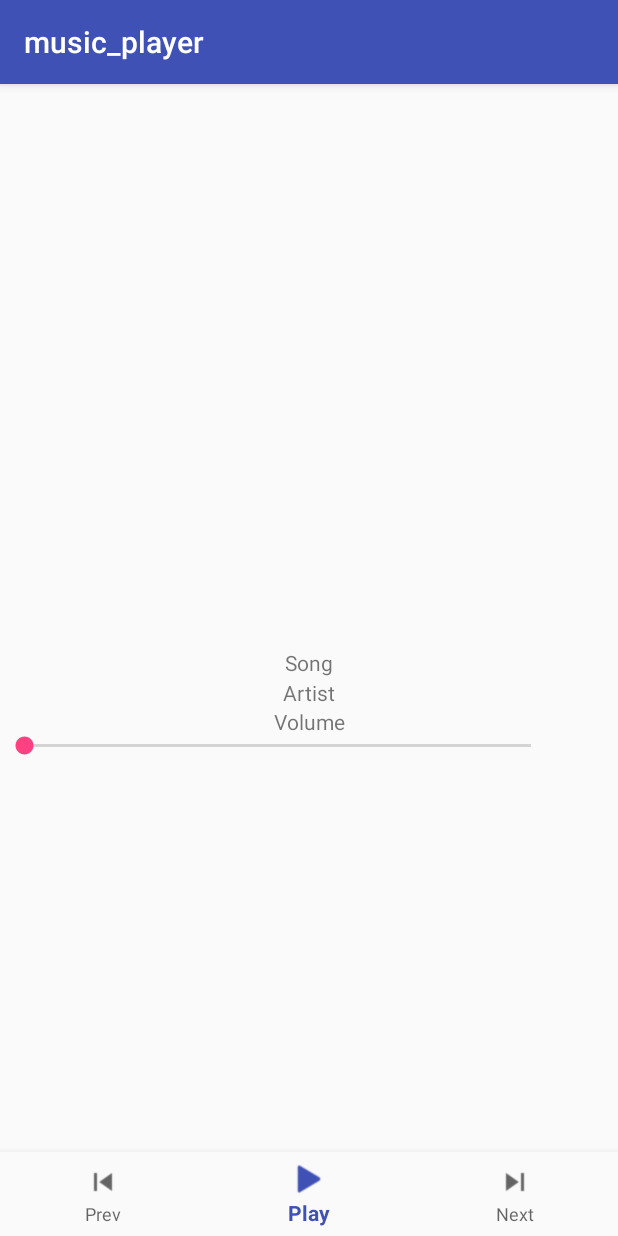
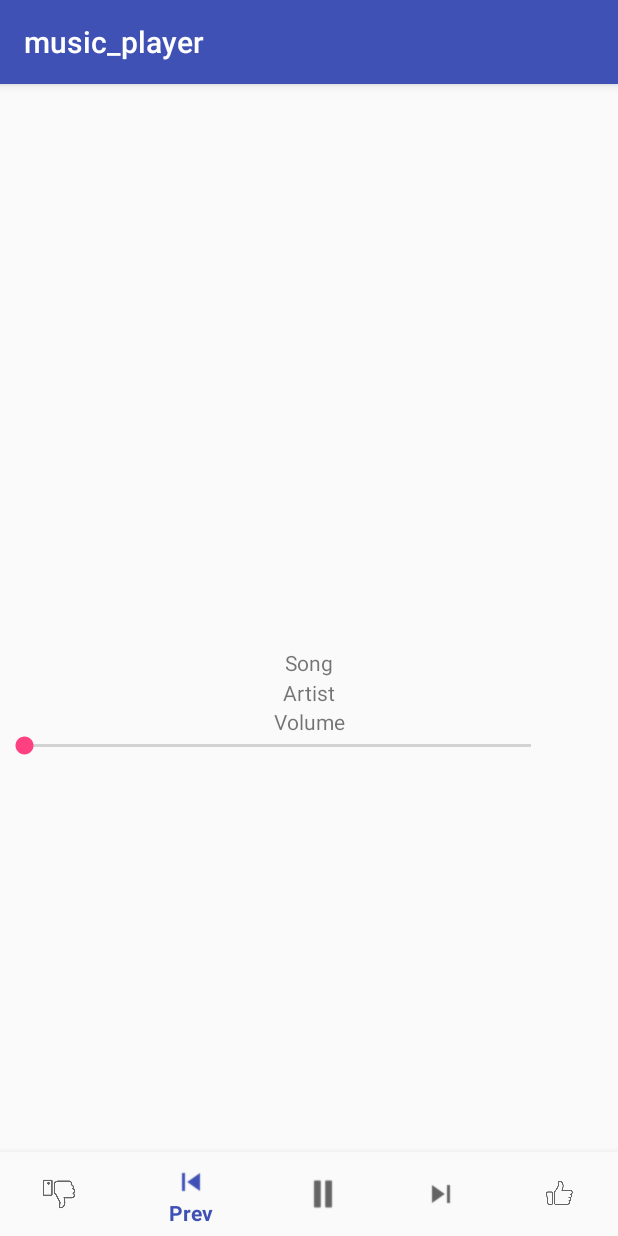
Before and after one commit to sarahCRichmond/AndroidRadio, an Android app: the music_player screen opened directly, with no data from a screen before it, item 2 of the bottom bar chosen, on a phone screen of 412 x 824 dp. Run offline under Robolectric (Android 15) with nearby library versions, the phone set to English and light mode, and no system bars; 7 statements that could not run were skipped.

Commit message:
Added a couple classes related to the music player and a couple of images.

```diff
--- /dev/null
+++ b/app/src/main/java/com/example/pchan/mysqldemo/BottomNavigationViewHelper.java
@@ -0,0 +1,30 @@
+package com.example.pchan.mysqldemo;
+import android.support.design.internal.BottomNavigationItemView;
+import android.support.design.internal.BottomNavigationMenuView;
+import android.support.design.widget.BottomNavigationView;
+import android.util.Log;
+import java.lang.reflect.Field;
+
+public class BottomNavigationViewHelper {
+    public static void disableShiftMode(BottomNavigationView view) {
+        BottomNavigationMenuView menuView = (BottomNavigationMenuView) view.getChildAt(0);
+        try {
+            Field shiftingMode = menuView.getClass().getDeclaredField("mShiftingMode");
+            shiftingMode.setAccessible(true);
+            shiftingMode.setBoolean(menuView, false);
+            shiftingMode.setAccessible(false);
+            for (int i = 0; i < menuView.getChildCount(); i++) {
+                BottomNavigationItemView item = (BottomNavigationItemView) menuView.getChildAt(i);
+                //noinspection RestrictedApi
+                item.setShiftingMode(false);
+                // set once again checked value, so view will be updated
+                //noinspection RestrictedApi
+                item.setChecked(item.getItemData().isChecked());
+            }
+        } catch (NoSuchFieldException e) {
+            Log.e("BNVHelper", "Unable to get shift mode field", e);
+        } catch (IllegalAccessException e) {
+            Log.e("BNVHelper", "Unable to change value of shift mode", e);
+        }
+    }
+}
--- a/app/src/main/java/com/example/pchan/mysqldemo/music_player.java
+++ b/app/src/main/java/com/example/pchan/mysqldemo/music_player.java
@@ -1,7 +1,9 @@
 package com.example.pchan.mysqldemo;
 
+import android.content.Context;
 import android.content.Intent;
 import android.content.res.Resources;
+import android.media.AudioManager;
 import android.media.MediaPlayer;
 import android.os.Bundle;
 import android.support.annotation.NonNull;
@@ -9,6 +11,7 @@ import android.support.design.widget.BottomNavigationView;
 import android.support.v7.app.AppCompatActivity;
 import android.view.MenuItem;
 import android.widget.ImageView;
+import android.widget.SeekBar;
 import android.widget.TextView;
 
 public class music_player extends AppCompatActivity {
@@ -16,13 +19,31 @@ public class music_player extends AppCompatActivity {
     private TextView mTextMessage2;
     private ImageView art;
     MediaPlayer mediaPlayer;
+    private Boolean ratingdown = false;
+    private Boolean ratingup = false;
+
+    SeekBar seekbar;
+    AudioManager audioManager;
+
+
     private BottomNavigationView.OnNavigationItemSelectedListener mOnNavigationItemSelectedListener
             = new BottomNavigationView.OnNavigationItemSelectedListener() {
 
         @Override
         public boolean onNavigationItemSelected(@NonNull MenuItem item) {
+
             switch (item.getItemId()) {
+                case R.id.thumbs_down:
+                    if(getRatingup()==false&&getRatingdown()==false){
+                        item.setIcon(R.drawable.thumbs_down2);
+                        setRatingdown(true);}
+                    else{
+                        item.setIcon(R.drawable.thumbs_down);
+                        setRatingdown(false);}
                 case R.id.prev:
+                    AudioManager audioManager2 = (AudioManager) getSystemService(Context.AUDIO_SERVICE);
+                    audioManager2.setStreamVolume(AudioManager.STREAM_MUSIC, 0, 0);
+                    seekbar.setProgress(0);
                     return true;
                 case R.id.pause:
                     if(mediaPlayer.isPlaying()) {
@@ -38,8 +59,19 @@ public class music_player extends AppCompatActivity {
                     }
                     return true;
                 case R.id.next:
-
+                    AudioManager audioManager3 = (AudioManager) getSystemService(Context.AUDIO_SERVICE);
+                    audioManager3.setStreamVolume(AudioManager.STREAM_MUSIC,8,8);
+                    seekbar.setProgress(8);
                     return true;
+                case R.id.thumbs_up:
+                    if(getRatingup()==false&&getRatingdown()==false) {
+                        item.setIcon(R.drawable.thumbs_up2);
+                        setRatingup(true);
+                    }
+                    else {
+                        item.setIcon(R.drawable.thumbs_up);
+                        setRatingup(false);
+                    }
             }
             return false;
         }
@@ -50,7 +82,8 @@ public class music_player extends AppCompatActivity {
         super.onCreate(savedInstanceState);
         setContentView(R.layout.activity_music_player);
         Resources res = getApplicationContext().getResources();
-
+        BottomNavigationView bottomNavigationView = (BottomNavigationView) findViewById(R.id.navigation);
+        BottomNavigationViewHelper.disableShiftMode(bottomNavigationView);
         mTextMessage = (TextView) findViewById(R.id.message);
         mTextMessage2 = (TextView) findViewById(R.id.message2);
         art = (ImageView) findViewById(R.id.imageView);
@@ -66,8 +99,46 @@ public class music_player extends AppCompatActivity {
         int song = res.getIdentifier(songName,"raw",getPackageName());
         int artimage = res.getIdentifier(songName,"drawable",getPackageName());
         mediaPlayer = MediaPlayer.create(getApplicationContext(), song);
-        mediaPlayer.setVolume(100,100);
+        mediaPlayer.setVolume(50,50);
         mediaPlayer.start();
         art.setImageResource(artimage);
+        //volume controls
+        seekbar = (SeekBar)findViewById(R.id.seekBar);
+        audioManager = (AudioManager) getSystemService(Context.AUDIO_SERVICE);
+        seekbar.setMax(audioManager.getStreamMaxVolume(AudioManager.STREAM_MUSIC));
+        seekbar.setProgress(8);
+        seekbar.setOnSeekBarChangeListener(new SeekBar.OnSeekBarChangeListener() {
+            @Override
+            public void onProgressChanged(SeekBar seekBar, int i, boolean b) {
+                audioManager.setStreamVolume(AudioManager.STREAM_MUSIC, i, 0);
+            }
+
+            @Override
+            public void onStartTrackingTouch(SeekBar seekBar) {
+
+            }
+
+            @Override
+            public void onStopTrackingTouch(SeekBar seekBar) {
+
+            }
+        });
+    }
+    @Override
+    public void onBackPressed(){
+        mediaPlayer.stop();
+        this.startActivity(new Intent(this,Music_Activity.class));
+    }
+    public void setRatingdown(Boolean ratingdown) {
+        this.ratingdown = ratingdown;
+    }
+    public Boolean getRatingdown(){
+        return ratingdown;
+    }
+    public void setRatingup(Boolean ratingup) {
+        this.ratingup = ratingup;
+    }
+    public Boolean getRatingup(){
+        return ratingup;
     }
 }
--- a/app/src/main/res/menu/navigation.xml
+++ b/app/src/main/res/menu/navigation.xml
@@ -1,6 +1,10 @@
 <?xml version="1.0" encoding="utf-8"?>
 <menu xmlns:android="http://schemas.android.com/apk/res/android">
 
+    <item
+        android:id="@+id/thumbs_down"
+        android:icon="@drawable/thumbs_down"
+        android:title="@string/title_thumbs_down" />
     <item
         android:id="@+id/prev"
         android:icon="@drawable/ic_previous"
@@ -16,4 +20,8 @@
         android:icon="@drawable/ic_skip_song"
         android:title="@string/title_next" />
 
+    <item
+        android:id="@+id/thumbs_up"
+        android:icon="@drawable/thumbs_up"
+        android:title="@string/title_thumbs_up" />
 </menu>
--- a/app/src/main/res/values/strings.xml
+++ b/app/src/main/res/values/strings.xml
@@ -25,4 +25,6 @@
     <string name="title_home">Home</string>
     <string name="title_dashboard">Dashboard</string>
     <string name="title_notifications">Notifications</string>
+    <string name="title_thumbs_down"> </string>
+    <string name="title_thumbs_up"> </string>
 </resources>
```
Also changed, not shown: app/src/main/res/drawable/mute.png (added), app/src/main/res/drawable/thumbs_down.png (added), app/src/main/res/drawable/thumbs_down2.png (added), app/src/main/res/drawable/thumbs_up.png (added), app/src/main/res/drawable/thumbs_up2.png (added), app/src/main/res/drawable/unmute.png (added).
